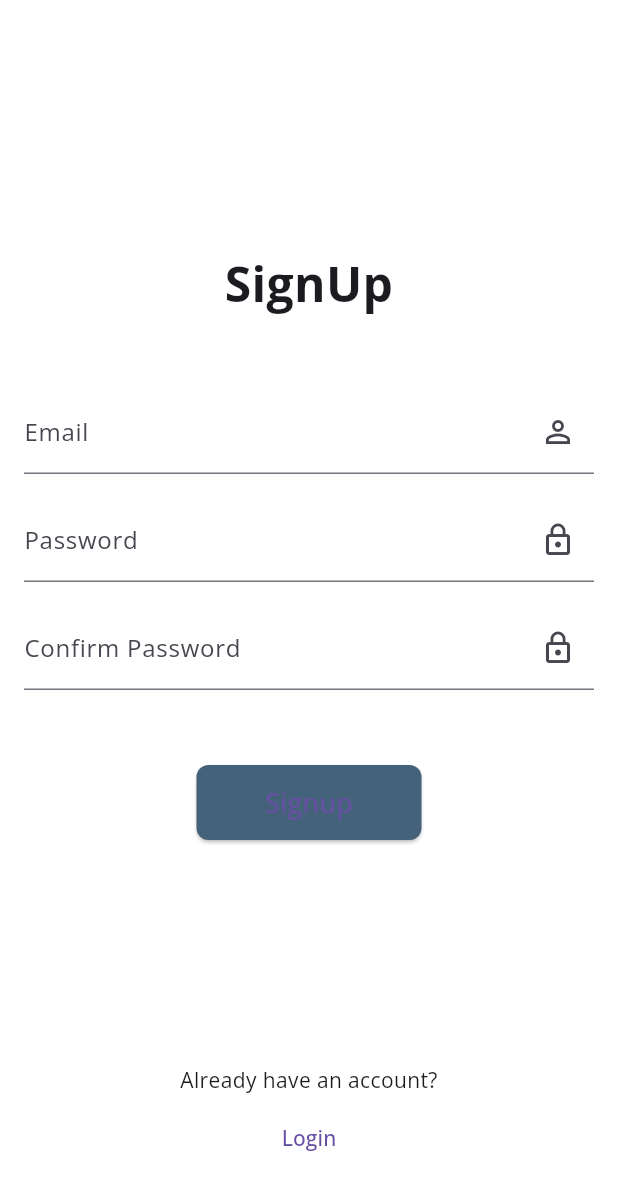
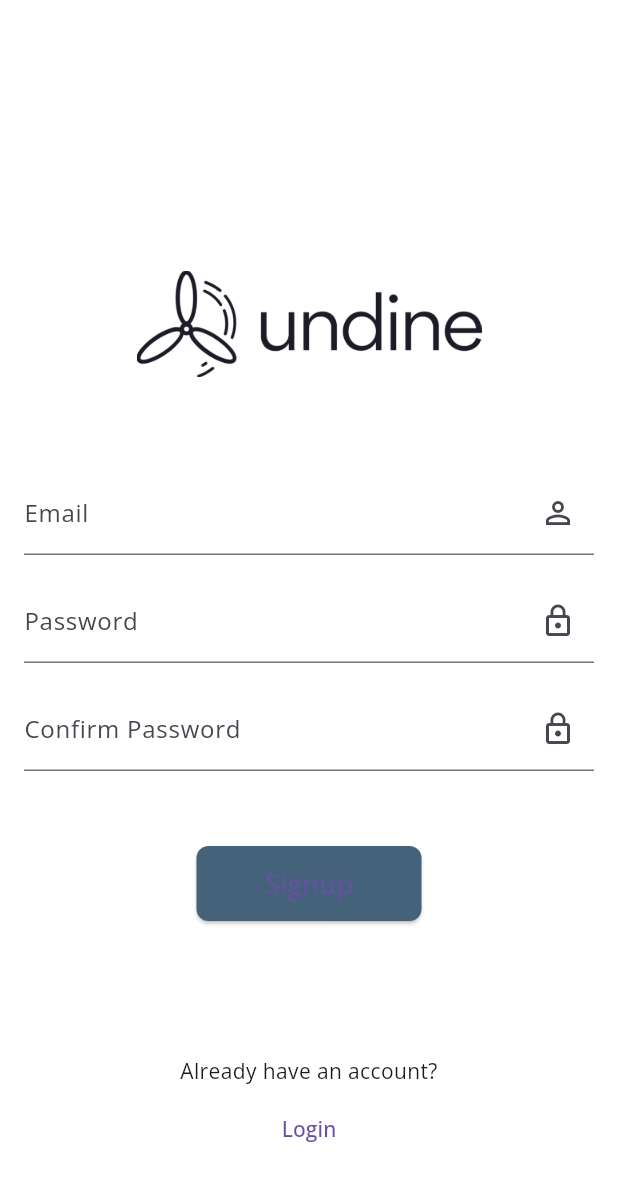
Before and after one commit to CBramming/UndineInventorySystem, a Flutter app: the LoginScreen screen opened directly, after a tap on "Sign up here", on a phone screen of 412 x 824 dp. Shown: the top 1190 px of the screen. Run offline on Flutter 3.47's test engine with Material 3 defaults, Android fonts, the phone set to English and light mode, and no system bars; our stand-ins replace cloud_firestore, firebase_auth, firebase_core; missing offline and left inert: qr_code_scanner; accounts and stored records are empty.

Commit message:
Logo
Logo on login and signup

```diff
--- a/undineinventorysystem/lib/screens/login_screen.dart
+++ b/undineinventorysystem/lib/screens/login_screen.dart
@@ -2,6 +2,7 @@ import 'package:firebase_auth/firebase_auth.dart';
 import 'package:flutter/material.dart';
 import 'package:undineinventorysystem/screens/qr_scanner_screen.dart';
 import 'package:undineinventorysystem/screens/sign_up_screen.dart';
+import 'package:undineinventorysystem/widgets/custom_widgets/logo_widget.dart';
 import '../widgets/login_widgets/login_screen_widgets.dart';
 import '../services/auth_service.dart';
 
@@ -23,7 +24,7 @@ class LoginScreen extends StatelessWidget {
             crossAxisAlignment: CrossAxisAlignment.center,
             children: <Widget>[
               const SizedBox(height: 200),
-              const LoginTitle(),
+              const LogoWidget(),
               const SizedBox(height: 48.0),
               UsernameInputField(controller: emailController),
               const SizedBox(height: 16.0),
--- a/undineinventorysystem/lib/screens/sign_up_screen.dart
+++ b/undineinventorysystem/lib/screens/sign_up_screen.dart
@@ -3,6 +3,7 @@ import 'package:flutter/material.dart';
 import 'package:undineinventorysystem/screens/login_screen.dart';
 import 'package:undineinventorysystem/screens/qr_scanner_screen.dart';
 import 'package:undineinventorysystem/services/auth_service.dart';
+import 'package:undineinventorysystem/widgets/custom_widgets/logo_widget.dart';
 import 'package:undineinventorysystem/widgets/sign_up_widgets/sign_up_screen_widget.dart';
 
 class SignUp extends StatelessWidget{
@@ -24,7 +25,7 @@ class SignUp extends StatelessWidget{
             crossAxisAlignment: CrossAxisAlignment.center,
             children: <Widget>[
               const SizedBox(height: 150.0),
-              const SignUpTitle(),
+              const LogoWidget(),
               const SizedBox(height: 48.0),
               EmailInputField(controller: emailController),
               const SizedBox(height: 16.0),
@@ -33,7 +34,7 @@ class SignUp extends StatelessWidget{
               ConfirmationPasswordInputField(controller: confirmationPasswordController),
               const SizedBox(height: 50.0),
               SignUpPush(onSignUpPush: () => signUp(context)),
-              const SizedBox(height: 150.0),
+              const SizedBox(height: 90.0),
               const AlreadyHaveAnAccount(),
               const SizedBox(height: 5.0),
               BackToLogin(
--- /dev/null
+++ b/undineinventorysystem/lib/widgets/custom_widgets/logo_widget.dart
@@ -0,0 +1,19 @@
+import 'package:flutter/material.dart';
+
+class LogoWidget extends StatelessWidget {
+  const LogoWidget({super.key});
+
+  @override
+  Widget build(BuildContext context) {
+    return Container(
+      child: Center(
+        child: Image.asset(
+          'assets/Images/undinelogo_black-1-1.png', // Replace with the actual path to your image
+          width: 230.0, // Adjust the width of the image
+          height: 100.0, // Adjust the height of the image
+          fit: BoxFit.contain, // Adjust the fit of the image
+        ),
+      ),
+    );
+  }
+}
--- a/undineinventorysystem/pubspec.yaml
+++ b/undineinventorysystem/pubspec.yaml
@@ -63,6 +63,7 @@ flutter:
   uses-material-design: true
   assets:
     - assets/Images/hæksehyl.jpg
+    - assets/Images/undinelogo_black-1-1.png
   # To add assets to your application, add an assets section, like this:
   # assets:
   #   - images/a_dot_burr.jpeg
```
Also changed, not shown: undineinventorysystem/assets/Images/undinelogo_black-1-1.png (added), undineinventorysystem/pubspec.lock.
